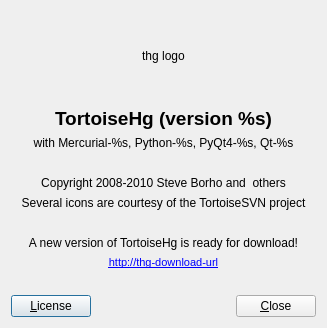
Old version of the form tortoisehg/hgqt/about.ui in the repository velorientc/git_test7.
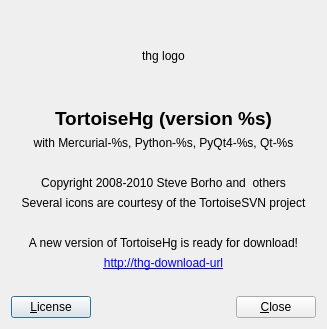
New version of the form.

Commit message: about: use default style for download_url_label

Diff of the .ui file:
```diff
--- a/tortoisehg/hgqt/about.ui
+++ b/tortoisehg/hgqt/about.ui
@@ -192,7 +192,7 @@
         <string>&lt;!DOCTYPE HTML PUBLIC &quot;-//W3C//DTD HTML 4.0//EN&quot; &quot;http://www.w3.org/TR/REC-html40/strict.dtd&quot;&gt;
 &lt;html&gt;&lt;head&gt;&lt;meta name=&quot;qrichtext&quot; content=&quot;1&quot; /&gt;&lt;style type=&quot;text/css&quot;&gt;
 p, li { white-space: pre-wrap; }
-&lt;/style&gt;&lt;/head&gt;&lt;body style=&quot; font-family:'MS Shell Dlg 2'; font-size:8pt; font-weight:400; font-style:normal;&quot;&gt;
+&lt;/style&gt;&lt;/head&gt;&lt;body&gt;
 &lt;p style=&quot; margin-top:0px; margin-bottom:0px; margin-left:0px; margin-right:0px; -qt-block-indent:0; text-indent:0px;&quot;&gt;&lt;a href=&quot;http://thg_download_url&quot;&gt;&lt;span style=&quot; text-decoration: underline; color:#0000ff;&quot;&gt;http://thg-download-url&lt;/span&gt;&lt;/a&gt;&lt;/p&gt;&lt;/body&gt;&lt;/html&gt;</string>
        </property>
        <property name="alignment">
```
The commit also changes 1 other file.
